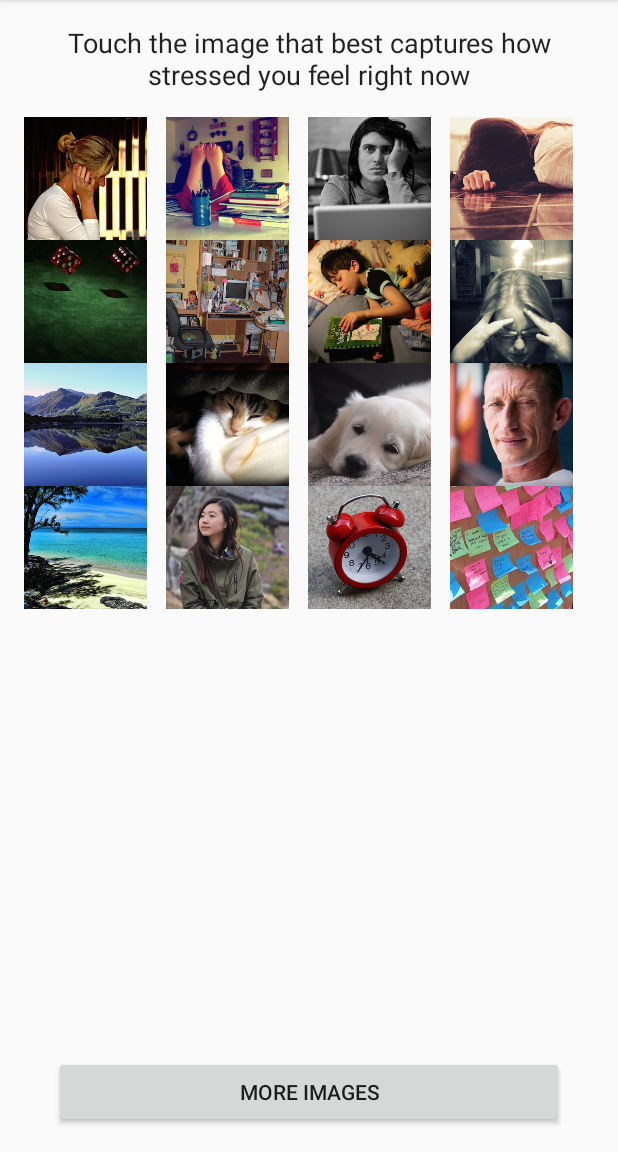
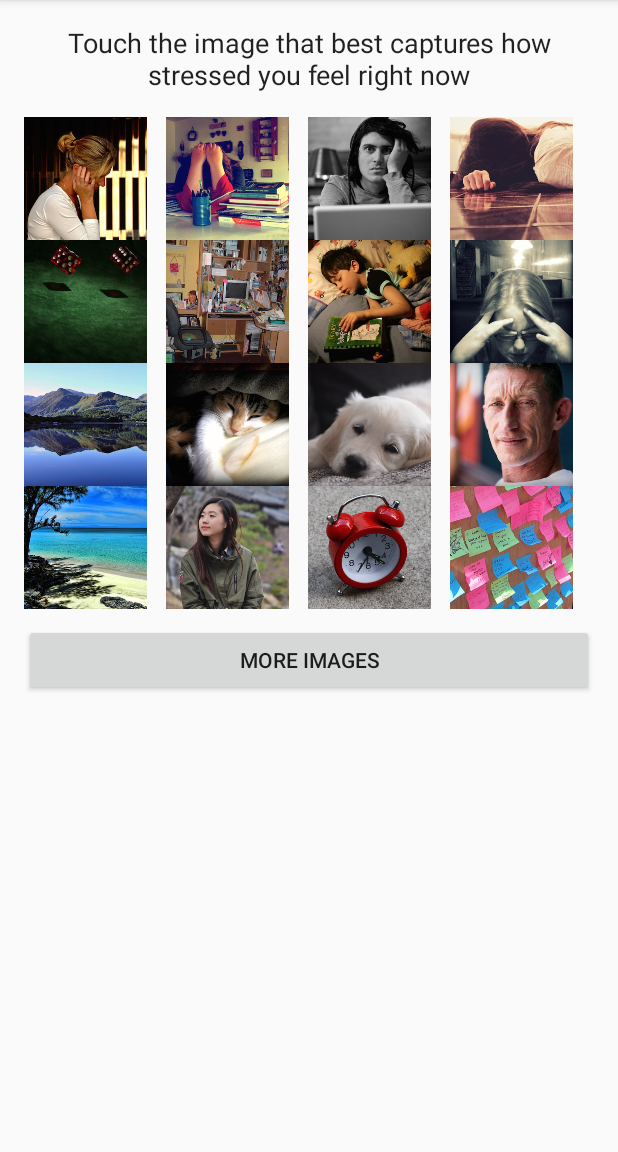
Before and after one commit to dev-vishalgaurav/cs165, an Android app: the screen it shows after launch (StressMeter), on a phone screen of 412 x 824 dp, the part 84-1236 px from its top. Run offline under Robolectric (Android 15) with nearby library versions, the phone set to English and light mode, and no system bars.

Commit message:
fixed a bug where 1st image was not displaying

```diff
--- a/assignments/stressmeter/app/src/main/AndroidManifest.xml
+++ b/assignments/stressmeter/app/src/main/AndroidManifest.xml
@@ -24,7 +24,7 @@
             </intent-filter>
         </activity>
         <activity
-            android:name=".ImageDetailActivity"
+            android:name=".ImageDetailActivity" android:theme="@style/AppTheme.NoActionBar"
             android:screenOrientation="portrait"></activity>
 
         <receiver
--- a/assignments/stressmeter/app/src/main/java/cs/dartmouth/edu/cs165/vm/stressmeter/ImageDetailActivity.java
+++ b/assignments/stressmeter/app/src/main/java/cs/dartmouth/edu/cs165/vm/stressmeter/ImageDetailActivity.java
@@ -3,6 +3,7 @@ package cs.dartmouth.edu.cs165.vm.stressmeter;
 import android.content.Intent;
 import android.os.Bundle;
 import android.support.v7.app.AppCompatActivity;
+import android.util.Log;
 import android.view.View;
 import android.widget.Button;
 import android.widget.ImageView;
@@ -42,13 +43,15 @@ public class ImageDetailActivity extends AppCompatActivity {
 
     private void updateView() {
         mImgDetail.setImageResource(imageId);
+        Log.e("VVV","updateView");
     }
 
     private boolean updateDateFromIntent() {
         Intent intent = getIntent();
         imageId = intent.getIntExtra(EXTRA_IMAGE_ID, -1);
         imagePosition = intent.getIntExtra(EXTRA_IMAGE_POSITION, -1);
-        if (imageId > 0 && imagePosition > 0) {
+        Log.e("VVV", "Grid position = " + imagePosition + " resId = " + imageId);
+        if (imageId > 0 && imagePosition >= 0) {
             updateView();
             return true;
         }
--- a/assignments/stressmeter/app/src/main/java/cs/dartmouth/edu/cs165/vm/stressmeter/StressMeter.java
+++ b/assignments/stressmeter/app/src/main/java/cs/dartmouth/edu/cs165/vm/stressmeter/StressMeter.java
@@ -12,6 +12,7 @@ import android.support.v4.widget.DrawerLayout;
 import android.support.v7.app.ActionBarDrawerToggle;
 import android.support.v7.app.AppCompatActivity;
 import android.support.v7.widget.Toolbar;
+import android.util.Log;
 import android.view.MenuItem;
 
 public class StressMeter extends AppCompatActivity implements NavigationView.OnNavigationItemSelectedListener {
@@ -125,6 +126,7 @@ public class StressMeter extends AppCompatActivity implements NavigationView.OnN
         @Override
         public void onImageSelected(int gridPosition, int resId) {
             stopMediaAndVibration();
+            Log.e("VVV","Grid position = " + gridPosition + " resId = " + resId );
             Intent intent = new Intent(StressMeter.this,ImageDetailActivity.class);
             intent.putExtra(ImageDetailActivity.EXTRA_IMAGE_POSITION,gridPosition);
             intent.putExtra(ImageDetailActivity.EXTRA_IMAGE_ID,resId);
--- a/assignments/stressmeter/app/src/main/res/layout/fragment_stress_grid.xml
+++ b/assignments/stressmeter/app/src/main/res/layout/fragment_stress_grid.xml
@@ -17,18 +17,18 @@
     <GridView
         android:id="@+id/gvStressImages"
         android:layout_width="match_parent"
-        android:layout_height="match_parent"
-        android:layout_above="@+id/btnMoreImages"
+        android:layout_height="wrap_content"
         android:layout_below="@+id/txtStressTitle"
         android:numColumns="4"
         android:text="@string/hello_blank_fragment" />
 
     <Button
+        android:layout_below="@+id/gvStressImages"
         android:id="@+id/btnMoreImages"
         android:layout_width="match_parent"
         android:layout_height="wrap_content"
-        android:layout_alignParentBottom="true"
-        android:layout_margin="20dp"
+        android:layout_marginTop="10dp"
+        android:layout_marginBottom="30dp"
         android:padding="12dp"
         android:textAllCaps="true"
         android:text="@string/more_images" />
```
